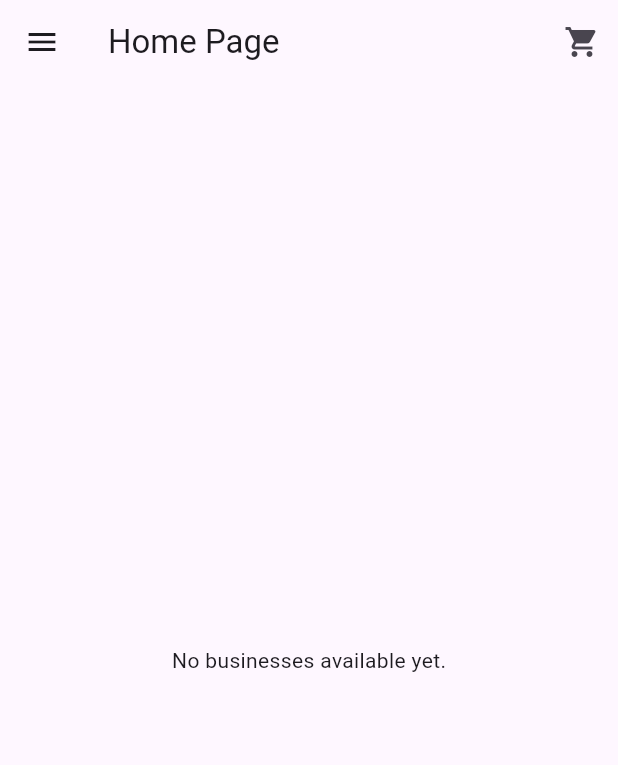
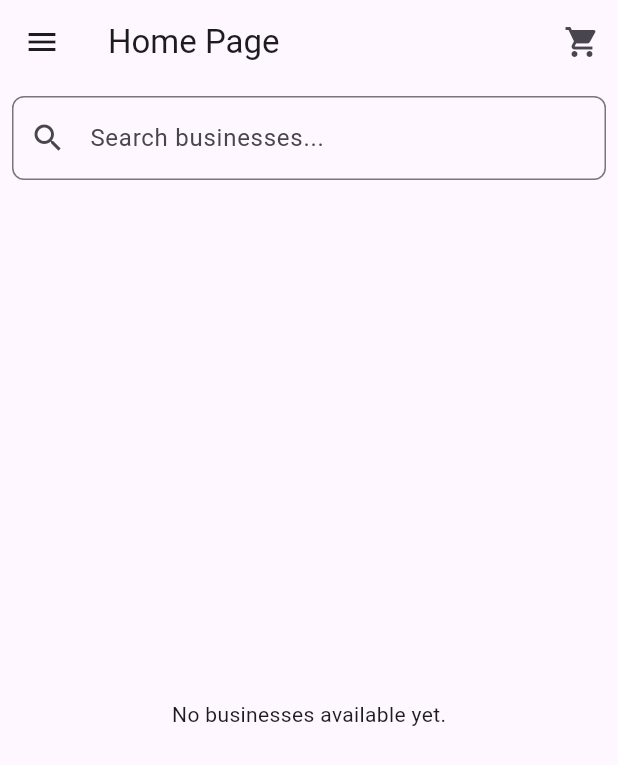
Before and after one commit to ebituin/cityprint, a Flutter app: the HomePage screen opened by its route, on a phone screen of 412 x 824 dp. Shown: the top 765 px of the screen. Run offline on Flutter 3.47's test engine with Material 3 defaults, Android fonts, the phone set to English and light mode, and no system bars; our stand-ins replace cloud_firestore, firebase_auth, firebase_core; accounts and stored records are empty.

Commit message:
searchbar done

```diff
--- a/lib/HomePage.dart
+++ b/lib/HomePage.dart
@@ -4,7 +4,21 @@ import 'package:flutter/material.dart';
 
 
 
-class HomePage extends StatelessWidget {
+class HomePage extends StatefulWidget {
+  @override
+  _HomePageState createState() => _HomePageState();
+}
+
+class _HomePageState extends State<HomePage> {
+  TextEditingController _searchController = TextEditingController();
+  String _searchQuery = '';
+
+  @override
+  void dispose() {
+    _searchController.dispose();
+    super.dispose();
+  }
+
   @override
   Widget build(BuildContext context) {
     return Scaffold(
@@ -22,9 +36,40 @@ class HomePage extends StatelessWidget {
           ),
         ],
       ),
-
       drawer: AppDrawer(),
-      body: StreamBuilder<QuerySnapshot>(
+      body: Column(
+        children: [
+          Padding(
+            padding: const EdgeInsets.all(8.0),
+            child: TextField(
+              controller: _searchController,
+              onChanged: (value) {
+                setState(() {
+                  _searchQuery = value.toLowerCase();
+                });
+              },
+              decoration: InputDecoration(
+                hintText: 'Search businesses...',
+                prefixIcon: Icon(Icons.search),
+                suffixIcon: _searchController.text.isNotEmpty
+                    ? IconButton(
+                        icon: Icon(Icons.clear),
+                        onPressed: () {
+                          setState(() {
+                            _searchController.clear();
+                            _searchQuery = '';
+                          });
+                        },
+                      )
+                    : null,
+                border: OutlineInputBorder(
+                  borderRadius: BorderRadius.circular(8),
+                ),
+              ),
+            ),
+          ),
+          Expanded(
+            child: StreamBuilder<QuerySnapshot>(
               stream: FirebaseFirestore.instance.collection('businesses').snapshots(),
               builder: (context, snapshot) {
                 if (snapshot.connectionState == ConnectionState.waiting) {
@@ -35,7 +80,15 @@ class HomePage extends StatelessWidget {
                   return Center(child: Text('No businesses available yet.'));
                 }
 
-          final businesses = snapshot.data!.docs;
+                final businesses = snapshot.data!.docs.where((doc) {
+                  final data = doc.data() as Map<String, dynamic>;
+                  final name = data['name']?.toString().toLowerCase() ?? '';
+                  return name.contains(_searchQuery);
+                }).toList();
+
+                if (businesses.isEmpty) {
+                  return Center(child: Text('No businesses found.'));
+                }
 
                 return ListView.builder(
                   itemCount: businesses.length,
@@ -56,6 +109,9 @@ class HomePage extends StatelessWidget {
                   },
                 );
               },
+            ),
+          ),
+        ],
       ),
     );
   }
```
Lines whose indentation alone changed are shown as unchanged.
